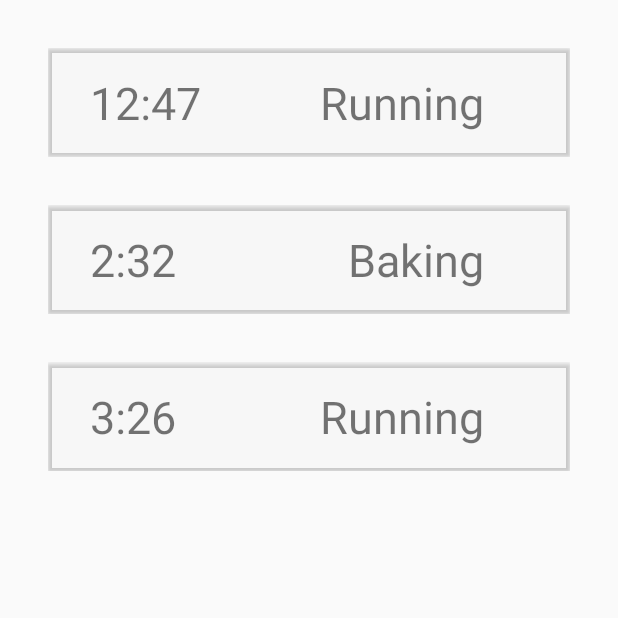
After one commit to jddomingo/Scheduler, an Android app: the ListActivity screen opened directly, with no data from a screen before it, on a phone screen of 412 x 824 dp, the top half of it. The commit adds this screen. Run offline under Robolectric (Android 15) with nearby library versions, the phone set to English and light mode, and no system bars.

Commit message:
Updated with Alarm List, trying to build Alarm Database

```diff
--- a/app/build.gradle
+++ b/app/build.gradle
@@ -21,11 +21,13 @@ android {
 }
 
 dependencies {
-    compile fileTree(dir: 'libs', include: ['*.jar'])
+    compile fileTree(include: ['*.jar'], dir: 'libs')
     androidTestCompile('com.android.support.test.espresso:espresso-core:2.2.2', {
         exclude group: 'com.android.support', module: 'support-annotations'
     })
-    compile 'com.android.support:appcompat-v7:25.1.1'
+    compile 'com.android.support:appcompat-v7:21.1.1'
+    compile 'com.android.support:cardview-v7:21.0.+'
+    compile 'com.android.support:recyclerview-v7:25.0.+'
     compile 'com.android.support:design:25.1.1'
     compile 'com.android.support:support-v4:25.1.1'
     compile 'com.android.support:support-vector-drawable:25.1.1'
--- a/app/src/main/java/com/example/gabd/scheduler/Achievements.java
+++ b/app/src/main/java/com/example/gabd/scheduler/Achievements.java
@@ -88,6 +88,9 @@ public class Achievements extends AppCompatActivity
         } else if (id == R.id.nav_today) {
             Intent intent = new Intent(this, SchedulePage.class);
             startActivity(intent);
+        } else if (id == R.id.list) {
+            Intent intent = new Intent(this, ListActivity.class);
+            startActivity(intent);
         }
 
         DrawerLayout drawer = (DrawerLayout) findViewById(R.id.drawer_layout);
--- /dev/null
+++ b/app/src/main/java/com/example/gabd/scheduler/Alarm.java
@@ -0,0 +1,17 @@
+package com.example.gabd.scheduler;
+
+/**
+ * Created by gabd on 3/9/17.
+ */
+
+public class Alarm {
+    String hour;
+    String min;
+    String name;
+
+    Alarm(String name, String hour, String min) {
+        this.hour = hour;
+        this.min = min;
+        this.name = name;
+    }
+}
--- a/app/src/main/java/com/example/gabd/scheduler/FrontPage.java
+++ b/app/src/main/java/com/example/gabd/scheduler/FrontPage.java
@@ -88,6 +88,9 @@ public class FrontPage extends AppCompatActivity
         } else if (id == R.id.nav_today) {
             Intent intent = new Intent(this, SchedulePage.class);
             startActivity(intent);
+        } else if (id == R.id.list) {
+            Intent intent = new Intent(this, ListActivity.class);
+            startActivity(intent);
         }
 
         DrawerLayout drawer = (DrawerLayout) findViewById(R.id.drawer_layout);
--- /dev/null
+++ b/app/src/main/java/com/example/gabd/scheduler/ListActivity.java
@@ -0,0 +1,44 @@
+package com.example.gabd.scheduler;
+import com.example.gabd.scheduler.Alarm;
+
+import android.app.Activity;
+import android.support.v7.app.AppCompatActivity;
+import android.os.Bundle;
+import android.support.v7.widget.LinearLayoutManager;
+import android.support.v7.widget.RecyclerView;
+
+import java.util.ArrayList;
+import java.util.List;
+
+public class ListActivity extends Activity {
+    private RecyclerView recView;
+    private List<Alarm> alarms;
+
+
+    @Override
+    protected void onCreate(Bundle savedInstanceState) {
+        super.onCreate(savedInstanceState);
+        setContentView(R.layout.activity_list);
+
+        recView = (RecyclerView) findViewById(R.id.recview);
+
+        LinearLayoutManager llm = new LinearLayoutManager(this);
+        recView.setLayoutManager(llm);
+
+        initializeData();
+        initializeAdapter();
+
+    }
+
+    private void initializeData(){
+        alarms = new ArrayList<>();
+        alarms.add(new Alarm("Running", "12:47", " "));
+        alarms.add(new Alarm("Baking", "2:32", " "));
+        alarms.add(new Alarm("Running", "3:26", " "));
+    }
+
+    private void initializeAdapter(){
+        MyAdapter adapter = new MyAdapter(alarms);
+        recView.setAdapter(adapter);
+    }
+}
--- /dev/null
+++ b/app/src/main/java/com/example/gabd/scheduler/MyAdapter.java
@@ -0,0 +1,63 @@
+package com.example.gabd.scheduler;
+
+import android.support.v7.widget.CardView;
+import android.support.v7.widget.RecyclerView;
+import android.view.LayoutInflater;
+import android.view.View;
+import android.view.ViewGroup;
+import android.widget.TextView;
+
+import java.util.List;
+
+/**
+ * Created by gabd on 3/9/17.
+ */
+public class MyAdapter extends RecyclerView.Adapter<MyAdapter.AlarmViewHolder> {
+    List<Alarm> alarms;
+
+    public class AlarmViewHolder extends RecyclerView.ViewHolder{
+        CardView cv;
+        TextView alarmname;
+        TextView alarmhour;
+        TextView alarmmin;
+
+        public AlarmViewHolder(View itemView) {
+            super(itemView);
+            cv = (CardView) itemView.findViewById(R.id.cv);
+            alarmname = (TextView) itemView.findViewById(R.id.alarm_name);
+            alarmhour = (TextView) itemView.findViewById(R.id.alarm_hour);
+            alarmmin = (TextView) itemView.findViewById(R.id.alarm_min);
+        }
+
+    }
+
+    @Override
+    public AlarmViewHolder onCreateViewHolder(ViewGroup parent, int viewType) {
+        View v = LayoutInflater.from(parent.getContext()).inflate(R.layout.card_view, parent, false);
+        AlarmViewHolder avh = new AlarmViewHolder(v);
+        return avh;
+    }
+
+    @Override
+    public void onBindViewHolder(AlarmViewHolder holder, int position) {
+        holder.alarmname.setText(alarms.get(position).name);
+        holder.alarmhour.setText(alarms.get(position).hour);
+        holder.alarmmin.setText(alarms.get(position).min);
+    }
+
+    @Override
+    public int getItemCount() {
+        return alarms.size();
+    }
+
+    @Override
+    public void onAttachedToRecyclerView(RecyclerView recyclerView) {
+        super.onAttachedToRecyclerView(recyclerView);
+    }
+
+    MyAdapter(List<Alarm> alarms) {
+        this.alarms = alarms;
+    }
+
+
+}
--- a/app/src/main/java/com/example/gabd/scheduler/SchedulePage.java
+++ b/app/src/main/java/com/example/gabd/scheduler/SchedulePage.java
@@ -126,6 +126,9 @@ public class SchedulePage extends AppCompatActivity
         } else if (id == R.id.nav_today) {
             Intent intent = new Intent(this, SchedulePage.class);
             startActivity(intent);
+        } else if (id == R.id.list) {
+            Intent intent = new Intent(this, ListActivity.class);
+            startActivity(intent);
         }
 
         DrawerLayout drawer = (DrawerLayout) findViewById(R.id.drawer_layout);
--- /dev/null
+++ b/app/src/main/res/layout/activity_list.xml
@@ -0,0 +1,19 @@
+<?xml version="1.0" encoding="utf-8"?>
+<RelativeLayout xmlns:android="http://schemas.android.com/apk/res/android"
+    xmlns:tools="http://schemas.android.com/tools"
+    android:id="@+id/activity_list"
+    android:layout_width="match_parent"
+    android:layout_height="match_parent"
+    android:paddingBottom="@dimen/activity_vertical_margin"
+    android:paddingLeft="@dimen/activity_horizontal_margin"
+    android:paddingRight="@dimen/activity_horizontal_margin"
+    android:paddingTop="@dimen/activity_vertical_margin"
+    tools:context="com.example.gabd.scheduler.ListActivity">
+
+    <android.support.v7.widget.RecyclerView
+        android:id="@+id/recview"
+        android:scrollbars="vertical"
+        android:layout_width="match_parent"
+        android:layout_height="match_parent"/>
+
+</RelativeLayout>
--- /dev/null
+++ b/app/src/main/res/layout/card_view.xml
@@ -0,0 +1,59 @@
+<?xml version="1.0" encoding="utf-8"?>
+<LinearLayout xmlns:android="http://schemas.android.com/apk/res/android"
+    android:layout_width="match_parent"
+    android:layout_height="wrap_content"
+    xmlns:app="http://schemas.android.com/apk/res-auto"
+    android:padding="16dp">
+
+    <android.support.v7.widget.CardView
+        android:layout_width="match_parent"
+        android:layout_height="wrap_content"
+        android:id="@+id/cv"
+        app:cardPreventCornerOverlap="true"
+        app:cardBackgroundColor="@color/cardview_shadow_end_color"
+        >
+
+        <RelativeLayout
+            android:layout_width="match_parent"
+            android:layout_height="wrap_content"
+            android:padding="16dp"
+            >
+
+            <TextView
+                android:layout_width="wrap_content"
+                android:layout_height="wrap_content"
+                android:id="@+id/alarm_name"
+                android:textSize="30sp"
+                android:layout_marginRight="41dp"
+                android:layout_marginEnd="41dp"
+                android:layout_centerVertical="true"
+                android:layout_alignParentRight="true"
+                android:layout_alignParentEnd="true" />
+
+            <TextView
+                android:layout_width="wrap_content"
+                android:layout_height="wrap_content"
+                android:id="@+id/alarm_hour"
+                android:textSize="30sp"
+                android:layout_alignParentTop="true"
+                android:layout_alignParentLeft="true"
+                android:layout_alignParentStart="true"
+                android:layout_marginLeft="12dp"
+                android:layout_marginStart="12dp" />
+
+            <TextView
+                android:layout_width="wrap_content"
+                android:layout_height="wrap_content"
+                android:id="@+id/alarm_min"
+                android:textSize="30sp"
+                android:layout_marginLeft="28dp"
+                android:layout_marginStart="28dp"
+                android:layout_alignParentTop="true"
+                android:layout_toRightOf="@+id/alarm_hour"
+                android:layout_toEndOf="@+id/alarm_hour" />
+
+        </RelativeLayout>
+
+    </android.support.v7.widget.CardView>
+
+</LinearLayout>
--- a/app/src/main/res/menu/activity_schedule_page.xml
+++ b/app/src/main/res/menu/activity_schedule_page.xml
@@ -14,6 +14,10 @@
             android:id="@+id/nav_manage"
             android:icon="@drawable/ic_menu_manage"
             android:title="Settings" />
+        <item
+            android:id="@+id/list"
+            android:icon="@drawable/ic_menu_manage"
+            android:title="List" />
     </group>
 
 </menu>
--- a/app/src/main/res/menu/front_page_drawer.xml
+++ b/app/src/main/res/menu/front_page_drawer.xml
@@ -14,6 +14,10 @@
             android:id="@+id/nav_manage"
             android:icon="@drawable/ic_menu_manage"
             android:title="Settings" />
+        <item
+            android:id="@+id/list"
+            android:icon="@drawable/ic_menu_manage"
+            android:title="List" />
     </group>
 
 </menu>
--- a/app/src/main/res/values/strings.xml
+++ b/app/src/main/res/values/strings.xml
@@ -1,5 +1,5 @@
 <resources>
-    <string name="app_name">Home</string>
+    <string name="app_name">Mi Band Scheduler</string>
 
     <string name="navigation_drawer_open">Open navigation drawer</string>
     <string name="navigation_drawer_close">Close navigation drawer</string>
@@ -80,4 +80,5 @@
 
     <string name="pref_title_vibrate">Vibrate</string>
     <string name="title_activity_schedule_page">Add Schedule</string>
+    <string name="pref_file_key" />
 </resources>
--- /dev/null
+++ b/app/src/main/res/xml/alarmprefs.xml
@@ -0,0 +1,4 @@
+<?xml version="1.0" encoding="utf-8"?>
+<PreferenceScreen xmlns:android="http://schemas.android.com/apk/res/android">
+
+</PreferenceScreen>
```
Also changed, not shown: app/src/main/AndroidManifest.xml (+10 -11 lines), app/src/main/java/com/example/gabd/scheduler/BackgroundService.java (+22 -6 lines), app/src/main/java/com/example/gabd/scheduler/RingtonePlayingService.java (added, +58 -0 lines), app/src/main/res/layout/activity_schedule_page.xml (+0 -12 lines), app/src/main/res/layout/nav_header_list.xml (added, +27 -0 lines), app/src/main/res/menu/activity_list.xml (added, +23 -0 lines).
